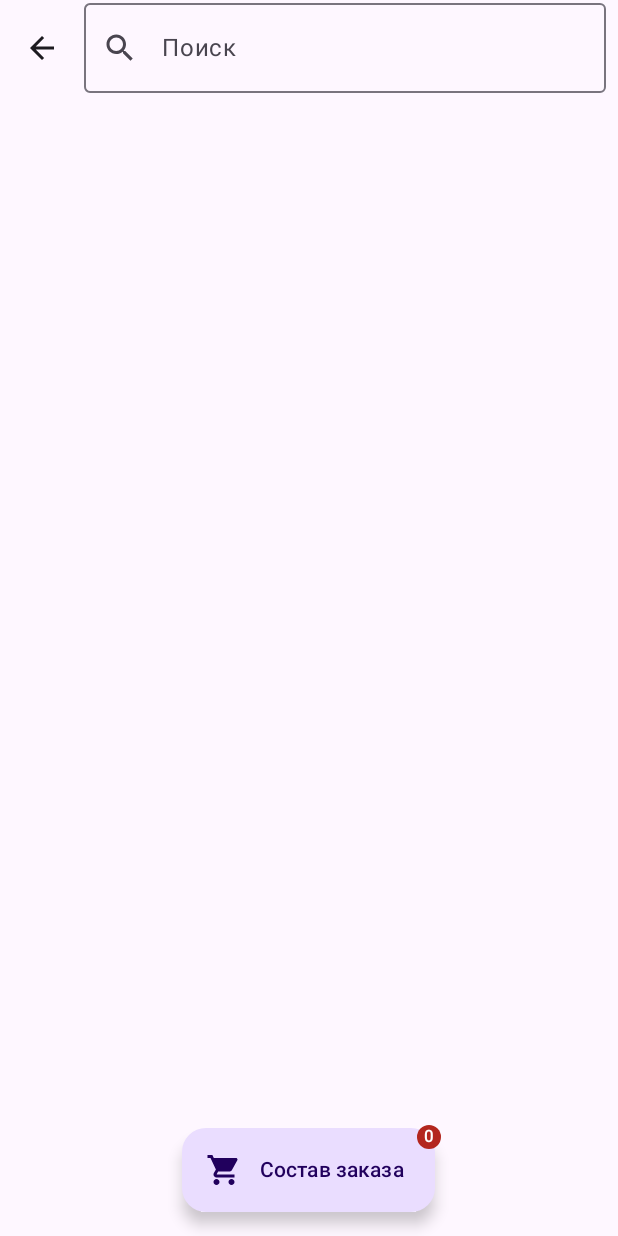
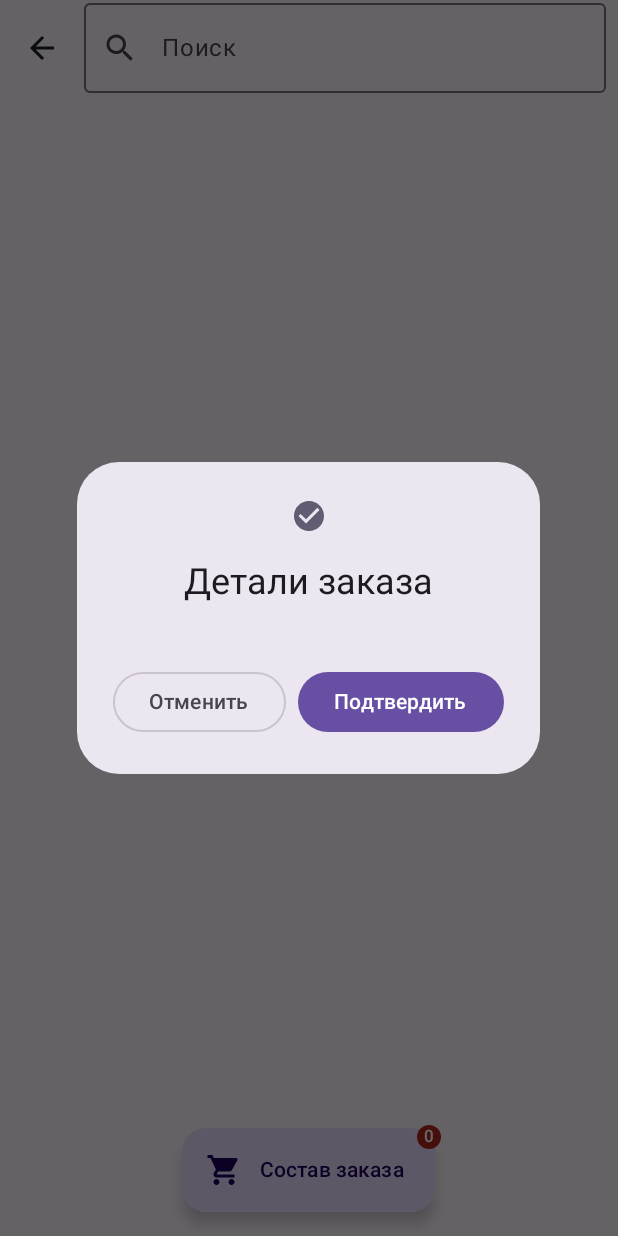
Before and after one commit to Mazer11/RestorauntRecords_compose, an Android app built with Jetpack Compose: the AddOrderScreen screen opened through its navigation route, after a tap on "Состав заказа", on a phone screen of 412 x 824 dp. Run offline under Robolectric (Android 15) with nearby library versions, the phone set to English and light mode, and no system bars; our stand-ins replace Dagger/Hilt's generated code.

Commit message:
Shows details of new order

```diff
--- a/app/src/main/java/edu/mazer/resrec/model/DishSearchModelState.kt
+++ b/app/src/main/java/edu/mazer/resrec/model/DishSearchModelState.kt
@@ -2,7 +2,7 @@ package edu.mazer.resrec.model
 
 data class DishSearchModelState(
     val searchText: String = "",
-    val dishes: List<MenuItem> = arrayListOf(),
+    val dishes: List<MenuItem> = listOf(),
     val showProgressBar: Boolean = false
 ) {
     companion object {
--- a/app/src/main/java/edu/mazer/resrec/ui/screens/add_order/AddOrderScreen.kt
+++ b/app/src/main/java/edu/mazer/resrec/ui/screens/add_order/AddOrderScreen.kt
@@ -9,14 +9,17 @@ import androidx.compose.material3.*
 import androidx.compose.runtime.*
 import androidx.compose.ui.Modifier
 import androidx.compose.ui.platform.LocalLifecycleOwner
+import androidx.compose.ui.res.stringResource
 import androidx.compose.ui.tooling.preview.Preview
 import androidx.lifecycle.Lifecycle
 import androidx.lifecycle.flowWithLifecycle
 import androidx.navigation.NavController
+import edu.mazer.resrec.R
 import edu.mazer.resrec.model.DishSearchModelState
 import edu.mazer.resrec.model.MenuItem
 import edu.mazer.resrec.ui.screens.add_order.components.AddOrderUI
 import edu.mazer.resrec.ui.screens.add_order.components.DishCard
+import edu.mazer.resrec.ui.screens.home.components.OrderConfirmation
 import edu.mazer.resrec.viewmodels.DishSearchViewModel
 import kotlinx.coroutines.flow.Flow
 
@@ -29,6 +32,7 @@ fun AddOrderScreen(
     val dishSearchModelState by rememberFlowWithLifecycle(dishSearchViewModel.dishSearchModelState)
         .collectAsState(initial = DishSearchModelState.Empty)
     val orderContent = remember { mutableStateListOf<MenuItem>() }
+    val showDetailsAlertDialog = remember { mutableStateOf(false) }
 
     AddOrderUI(
         searchText = dishSearchModelState.searchText,
@@ -53,7 +57,7 @@ fun AddOrderScreen(
                             contentDescription = ""
                         )
                     },
-                    onClick = { /*TODO*/ })
+                    onClick = { showDetailsAlertDialog.value = showDetailsAlertDialog.value.not() })
             }
         }
     ) {
@@ -68,6 +72,18 @@ fun AddOrderScreen(
             }
         }
     }
+
+    if (showDetailsAlertDialog.value)
+        OrderConfirmation(
+            title = "Детали заказа",
+            onDismiss = { showDetailsAlertDialog.value = showDetailsAlertDialog.value.not() },
+            onConfirm = { /*TODO*/ }) {
+            LazyColumn(){
+                items(orderContent){ dish ->
+                    Text(text = "${dish.key} - ${dish.cost}" + stringResource(id = R.string.rub))
+                }
+            }
+        }
 }
 
 @Composable
@@ -81,22 +97,3 @@ fun <T> rememberFlowWithLifecycle(
         minActiveState = minActiveState
     )
 }
-
-@OptIn(ExperimentalMaterial3Api::class)
-@Preview
-@Composable
-fun buttonWithBadge() {
-
-    BadgedBox(
-        badge = {
-            Badge {
-                Text(text = "3")
-            }
-        }
-    ) {
-        ExtendedFloatingActionButton(
-            text = { Text(text = "Состав заказа") },
-            icon = { Icon(imageVector = Icons.Default.ShoppingCart, contentDescription = "") },
-            onClick = { /*TODO*/ })
-    }
-}
--- a/app/src/main/java/edu/mazer/resrec/ui/screens/home/components/OrderCard.kt
+++ b/app/src/main/java/edu/mazer/resrec/ui/screens/home/components/OrderCard.kt
@@ -148,19 +148,22 @@ fun OrderCard(
 
     if (doneConfirmationDialogState.value)
         OrderConfirmation(
-            orderId = order.id,
             onDismiss = {
                 doneConfirmationDialogState.value = doneConfirmationDialogState.value.not()
             },
-            onConfirm = {}
-        )
+            onConfirm = {},
+            title = stringResource(R.string.confirmation)
+        ) {
+            Text(text = stringResource(R.string.are_you_sure) + order.id + stringResource(R.string.ready_question))
+        }
 }
 
 @Composable
 fun OrderConfirmation(
-    orderId: String,
+    title: String,
     onDismiss: () -> Unit,
-    onConfirm: () -> Unit
+    onConfirm: () -> Unit,
+    content: @Composable () -> Unit
 ) {
     AlertDialog(
         onDismissRequest = { onDismiss() },
@@ -177,11 +180,7 @@ fun OrderConfirmation(
         icon = {
             Icon(imageVector = Icons.Default.CheckCircle, contentDescription = "Confirmation icon")
         },
-        title = {
-            Text(text = stringResource(R.string.confirmation))
-        },
-        text = {
-            Text(text = stringResource(R.string.are_you_sure) + orderId + stringResource(R.string.ready_question))
-        }
+        title = { Text(text = title) },
+        text = content
     )
 }
--- a/app/src/main/java/edu/mazer/resrec/viewmodels/DishSearchViewModel.kt
+++ b/app/src/main/java/edu/mazer/resrec/viewmodels/DishSearchViewModel.kt
@@ -10,7 +10,7 @@ class DishSearchViewModel : ViewModel() {
     private var allDishes: ArrayList<MenuItem> = ArrayList()
     private val searchText: MutableStateFlow<String> = MutableStateFlow("")
     private var showProgressBar: MutableStateFlow<Boolean> = MutableStateFlow(false)
-    private var matchedDish: MutableStateFlow<List<MenuItem>> = MutableStateFlow(arrayListOf())
+    private var matchedDish: MutableStateFlow<List<MenuItem>> = MutableStateFlow(listOf())
 
     val dishSearchModelState = combine(
         searchText,
```
